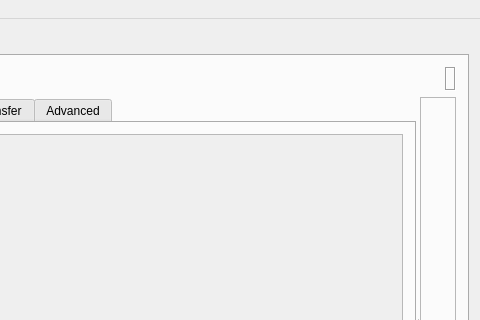
First picture: the form in Source/VoxRender/Interface/mainwindow.ui, repository nagyistoce/voxrender, before the edit; both pictures show x 320 to 800 and y 0 to 320 of the 800 by 600 pixel window.
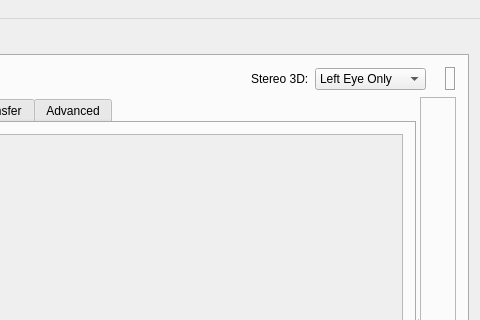
Second picture: the form after the edit. Icons and pictures are not drawn.

Commit message: - Bugfixes in transfer function generation - Included json output format for VoxSceneFiles for ease of use with WebServer Basically alot of stuff related to stereo 3D rendering: - Worked on VoxLib bitmap library (mostly layers related stuff) - Worked on implementation of stereo 3D rendering for VolumeScatterRenderer - Worked on VoxLib video streaming library (related to stereo 3D encoding) - Added UI elements for stereo 3D rendering mode - Began working on .mpo and .jps image formats for stereo 3D output

Diff of the .ui file:
```diff
--- a/Source/VoxRender/Interface/mainwindow.ui
+++ b/Source/VoxRender/Interface/mainwindow.ui
@@ -213,6 +213,48 @@
             </property>
            </spacer>
           </item>
+          <item>
+           <widget class="QLabel" name="label_stereo">
+            <property name="text">
+             <string>Stereo 3D:</string>
+            </property>
+           </widget>
+          </item>
+          <item>
+           <widget class="QComboBox" name="comboBox_stereo">
+            <property name="sizePolicy">
+             <sizepolicy hsizetype="Preferred" vsizetype="Fixed">
+              <horstretch>0</horstretch>
+              <verstretch>0</verstretch>
+             </sizepolicy>
+            </property>
+            <item>
+             <property name="text">
+              <string>Left Eye Only</string>
+             </property>
+            </item>
+            <item>
+             <property name="text">
+              <string>Right Eye Only</string>
+             </property>
+            </item>
+            <item>
+             <property name="text">
+              <string>Side-By-Side</string>
+             </property>
+            </item>
+            <item>
+             <property name="text">
+              <string>Anaglyph</string>
+             </property>
+            </item>
+            <item>
+             <property name="text">
+              <string>Stereo Display</string>
+             </property>
+            </item>
+           </widget>
+          </item>
           <item>
            <widget class="QLabel" name="label_zoomIcon">
             <property name="sizePolicy">
```
The commit also changes 38 other files.
